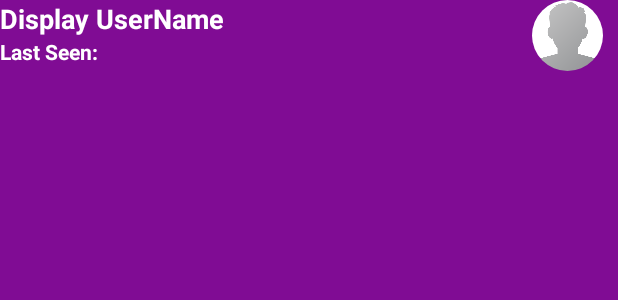
After one commit to iamnoyon/SweetChat, an Android app: the layout custom_chat_bar.xml on its own in the app's theme, with its tools: preview values and no code run, on a phone screen of 412 x 824 dp. The commit adds this screen. Shown: the top 300 px of the screen. Run offline under Robolectric (Android 15) with nearby library versions, the phone set to English and light mode, and no system bars.

Commit message:
Chat Acticity bar

```diff
--- a/app/src/main/java/com/example/sweetchat/ChatsFragment.java
+++ b/app/src/main/java/com/example/sweetchat/ChatsFragment.java
@@ -75,12 +75,13 @@ public class ChatsFragment extends Fragment {
             protected void onBindViewHolder(@NonNull final ChatsViewHolder holder, int position, @NonNull Contacts model) {
 
                 final String UsersIDs = getRef(position).getKey();
+                final String retImage = "default_image";
                 UsersRef.child(UsersIDs).addValueEventListener(new ValueEventListener() {
                     @Override
                     public void onDataChange(@NonNull DataSnapshot dataSnapshot) {
                         if(dataSnapshot.exists()){
                             if(dataSnapshot.hasChild("image")){
-                                final String retImage = dataSnapshot.child("image").getValue().toString();
+                                retImage = dataSnapshot.child("image").getValue().toString();
                                 Picasso.get().load(retImage).into(holder.profileImage);
                             }
                             final String retName = dataSnapshot.child("name").getValue().toString();
@@ -94,6 +95,7 @@ public class ChatsFragment extends Fragment {
                                     Intent chatIntent = new Intent(getContext(), ChatActivity.class);
                                     chatIntent.putExtra("chat_user_id", UsersIDs);
                                     chatIntent.putExtra("chat_user_name", retName);
+                                    chatIntent.putExtra("chat_user_image", retImage);
                                     startActivity(chatIntent);
                                 }
                             });
--- a/app/src/main/java/com/example/sweetchat/FindFriendsActivity.java
+++ b/app/src/main/java/com/example/sweetchat/FindFriendsActivity.java
@@ -41,6 +41,7 @@ public class FindFriendsActivity extends AppCompatActivity {
         getSupportActionBar().setDisplayHomeAsUpEnabled(true);
         getSupportActionBar().setDisplayShowHomeEnabled(true);
         getSupportActionBar().setTitle("Find Friends");
+
     }
 
     @Override
--- /dev/null
+++ b/app/src/main/res/layout/custom_chat_bar.xml
@@ -0,0 +1,37 @@
+<?xml version="1.0" encoding="utf-8"?>
+<RelativeLayout xmlns:android="http://schemas.android.com/apk/res/android"
+    xmlns:app="http://schemas.android.com/apk/res-auto"
+    android:layout_width="match_parent"
+    android:layout_height="match_parent"
+    android:background="@color/colorPrimary">
+    <de.hdodenhof.circleimageview.CircleImageView
+        android:id="@+id/custom_profile_image"
+        android:layout_width="47dp"
+        android:layout_height="47dp"
+        android:src="@drawable/profile_image"
+        android:layout_alignParentEnd="true"
+        android:layout_alignParentTop="true"
+        android:cropToPadding="true"
+        android:layout_marginRight="10dp"
+        android:layout_centerHorizontal="true"/>
+
+    <TextView
+        android:id="@+id/custom_profile_name"
+        android:layout_width="wrap_content"
+        android:layout_height="wrap_content"
+        android:text="Display UserName"
+        android:textStyle="bold"
+        android:textSize="18sp"
+        android:textColor="@android:color/background_light"
+        android:layout_alignParentStart="true"
+        android:layout_alignParentTop="true" />
+    <TextView
+        android:id="@+id/custom_user_last_seen"
+        android:layout_width="wrap_content"
+        android:layout_height="wrap_content"
+        android:text="Last Seen:"
+        android:textStyle="bold"
+        android:textColor="@android:color/background_light"
+        android:layout_alignParentStart="true"
+        android:layout_below="@id/custom_profile_name"/>
+</RelativeLayout>
--- a/app/src/main/res/values/colors.xml
+++ b/app/src/main/res/values/colors.xml
@@ -1,6 +1,6 @@
 <?xml version="1.0" encoding="utf-8"?>
 <resources>
-    <color name="colorPrimary">#C80D0524</color>
-    <color name="colorPrimaryDark">#E90C290A</color>
-    <color name="colorAccent">#BEC4C5CA</color>
+    <color name="colorPrimary">#800C94</color>
+    <color name="colorPrimaryDark">#650975</color>
+    <color name="colorAccent">#BE8BD107</color>
 </resources>
```
Also changed, not shown: app/src/main/java/com/example/sweetchat/ChatActivity.java (+37 -3 lines).
